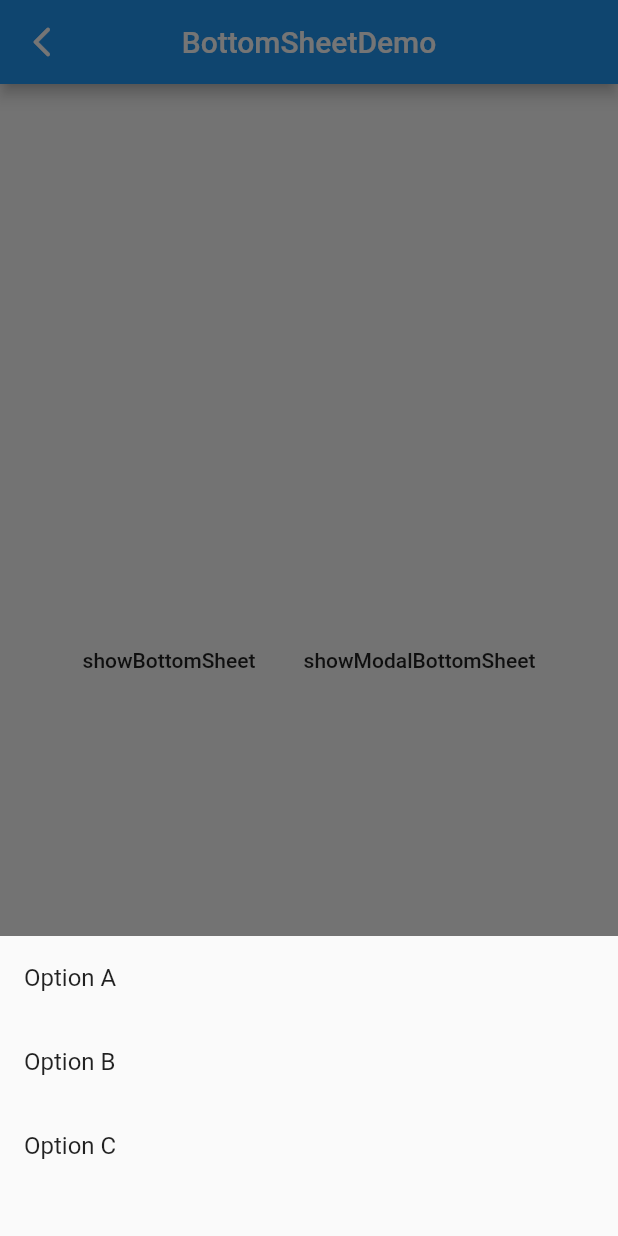
After one commit to 390057892/flutter_widght, a Flutter app: the BottomSheetDemo screen opened directly, after a tap on "showBottomSheet", after a tap on "showModalBottomSheet", on a phone screen of 412 x 824 dp. The commit adds this screen. Run offline on Flutter 3.47's test engine with Material 2 defaults, Android fonts, the phone set to English and light mode, and no system bars.

Commit message:
bottomSheet与snackbar demo编写

```diff
--- /dev/null
+++ b/widght_flutter/lib/demo/bottom_sheet_demo.dart
@@ -0,0 +1,102 @@
+import 'package:flutter/material.dart';
+import 'dart:async';
+
+class BottomSheetDemo extends StatefulWidget {
+  @override
+  _BottomSheetDemoState createState() => _BottomSheetDemoState();
+}
+
+class _BottomSheetDemoState extends State<BottomSheetDemo> {
+  final _bottomSheetScaffoldKey = GlobalKey<ScaffoldState>();
+  _showBottomSheet() async {
+    _bottomSheetScaffoldKey.currentState.showBottomSheet((context) {
+      return BottomAppBar(
+        child: Container(
+          height: 90.0,
+          width: double.infinity,
+          padding: EdgeInsets.all(16.0),
+          child: Row(
+            children: <Widget>[
+              Icon(Icons.pause_circle_outline),
+              SizedBox(
+                width: 16.0,
+              ),
+              Text('01:30 / 03:30'),
+              Expanded(
+                child: Text(
+                  '下滑关闭',
+                  textAlign: TextAlign.right,
+                ),
+              )
+            ],
+          ),
+        ),
+      );
+    });
+  }
+
+  Future _showModalBottomSheet() async {
+    final option = await showModalBottomSheet(
+        context: context,
+        builder: (context) {
+          return Container(
+            height: 200.0,
+            child: Column(
+              children: <Widget>[
+                ListTile(
+                  title: Text('Option A'),
+                  onTap: () {
+                    Navigator.pop(context, 'A');
+                  },
+                ),
+                ListTile(
+                  title: Text('Option B'),
+                  onTap: () {
+                    Navigator.pop(context, 'B');
+                  },
+                ),
+                ListTile(
+                  title: Text('Option C'),
+                  onTap: () {
+                    Navigator.pop(context, 'C');
+                  },
+                ),
+              ],
+            ),
+          );
+        });
+    print(option);
+  }
+
+  @override
+  Widget build(BuildContext context) {
+    return Scaffold(
+      key: _bottomSheetScaffoldKey,
+      appBar: AppBar(
+        title: Text('BottomSheetDemo'),
+        elevation: 4.0,
+      ),
+      body: Container(
+        padding: EdgeInsets.all(10.0),
+        child: Column(
+          mainAxisAlignment: MainAxisAlignment.center,
+          children: <Widget>[
+            Row(
+              mainAxisAlignment: MainAxisAlignment.center,
+              children: <Widget>[
+                FlatButton(
+                  child: Text('showBottomSheet'),
+                  onPressed: _showBottomSheet,
+                ),
+                FlatButton(
+                  child: Text('showModalBottomSheet'),
+                  onPressed: _showModalBottomSheet,
+                ),
+              ],
+            )
+          ],
+        ),
+      ),
+    );
+  }
+}
--- a/widght_flutter/lib/demo/material_components.dart
+++ b/widght_flutter/lib/demo/material_components.dart
@@ -10,6 +10,8 @@ import '../demo/slider_demo.dart';
 import '../demo/datetime_demo.dart';
 import '../demo/simple_dialog_demo.dart';
 import 'alter_dialog_demo.dart';
+import 'bottom_sheet_demo.dart';
+import 'snack_bar_demo.dart';
 
 class MatericalComponents extends StatelessWidget {
   @override
@@ -33,6 +35,8 @@ class MatericalComponents extends StatelessWidget {
           ListItem(title: 'DateTimeDemo', page: DateTimeDemo()),
           ListItem(title: 'SimpleDialogDemo', page: SimpleDialogDemo()),
           ListItem(title: 'AlterDialogDemo', page: AlterDialogDemo()),
+          ListItem(title: 'BottomSheetDemo', page: BottomSheetDemo()),
+          ListItem(title: 'SnackBarDemo', page: SnackBarDemo()),
         ],
       ),
     );
--- a/widght_flutter/lib/main.dart
+++ b/widght_flutter/lib/main.dart
@@ -17,7 +17,7 @@ class MyApp extends StatelessWidget {
           primaryColor: Colors.blue,
           highlightColor: Color.fromRGBO(255, 255, 255, 0.5), //选中高亮颜色
           splashColor: Colors.white70, //水波纹颜色
-          platform: TargetPlatform.android),
+          platform: TargetPlatform.iOS),
       // home: HomePageDemo(),
       initialRoute: Router().mdc,
       routes: {
```
Also changed, not shown: widght_flutter/lib/demo/snack_bar_demo.dart (added, +52 -0 lines).
